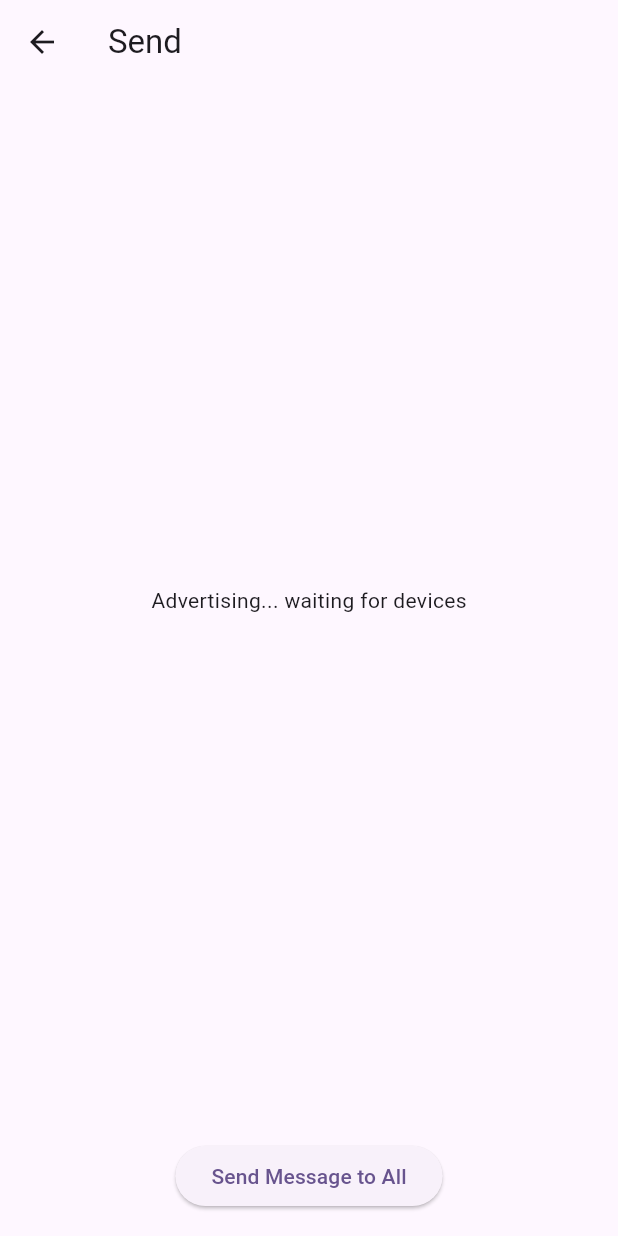
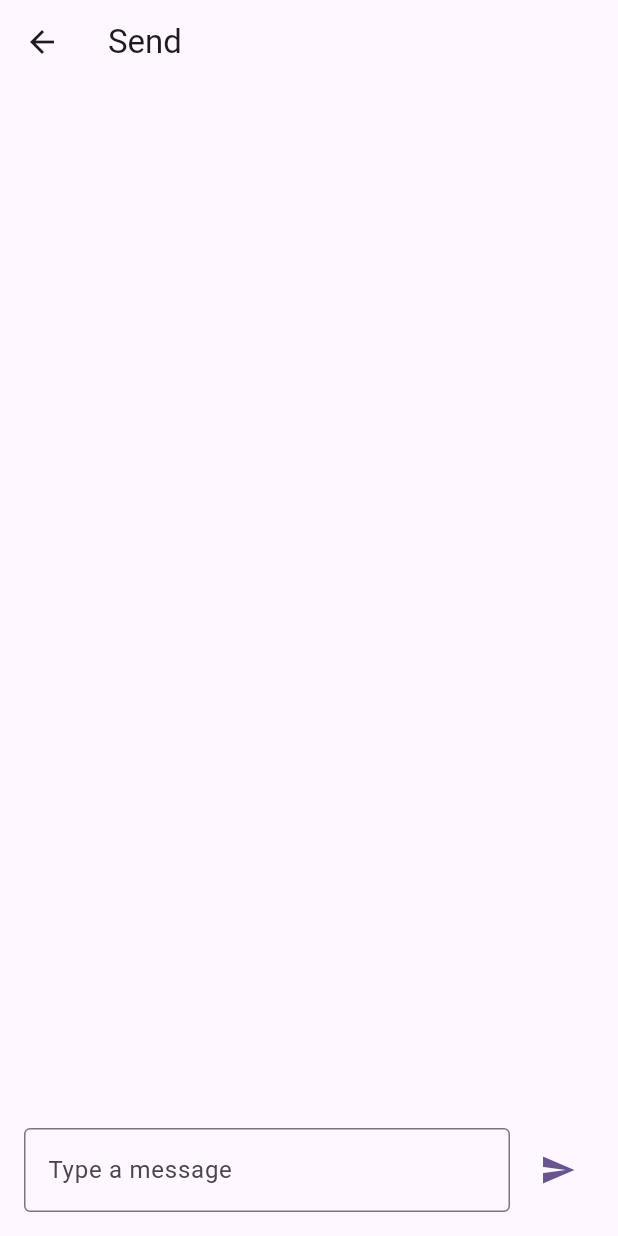
Before and after one commit to TobiD-RE/LocalCast, a Flutter app: the SendScreen screen opened directly, on a phone screen of 412 x 824 dp. Run offline on Flutter 3.47's test engine with Material 3 defaults, Android fonts, the light colour scheme and no system bars; our stand-ins replace permission_handler; missing offline and left inert: nearby_connections.

Commit message:
update sendscreen

```diff
--- a/lib/screens/send_screen.dart
+++ b/lib/screens/send_screen.dart
@@ -11,6 +11,10 @@ class SendScreen extends StatefulWidget{
 class _SendScreenState extends State<SendScreen> {
   final Strategy strategy = Strategy.P2P_STAR;
   final Map<String, ConnectionInfo> connectedDevices = {};
+  final TextEditingController _messageController = TextEditingController();
+  final ScrollController _scrollController = ScrollController();
+  List<String> messages = [];
+
 
   @override
   void initState() {
@@ -57,10 +61,27 @@ class _SendScreenState extends State<SendScreen> {
     );
   }
 
-  void sendMessageToAll(String message) {
-    final payload = Uint8List.fromList(message.codeUnits);
+  void sendMessageToAll() {
+    final text = _messageController.text.trim();
+    if (text.isEmpty) return;
+
+    final payload = Uint8List.fromList(text.codeUnits);
     connectedDevices.forEach((id, _){
       Nearby().sendBytesPayload(id, payload);
+    });
+
+    setState(() {
+      messages.add("You: $text");
+    });
+
+    _messageController.clear();
+
+    Future.delayed(Duration(milliseconds: 100), () {
+      _scrollController.animateTo(
+        _scrollController.position.maxScrollExtent,
+        duration: Duration(milliseconds: 300),
+        curve: Curves.easeOut,
+      );
     });
   }
 
@@ -78,10 +99,39 @@ class _SendScreenState extends State<SendScreen> {
       appBar: AppBar(title: Text('Send')),
       body: Column(
         children: [
-          Expanded(child: Center(child: Text("Advertising... waiting for devices")),),
-          Padding(padding: const EdgeInsets.all(16.0),
-          child: ElevatedButton(onPressed: () => sendMessageToAll("Hello"), child: Text("Send Message to All"),),
+          Expanded(
+            child: ListView.builder(
+              controller: _scrollController,
+              itemCount: messages.length,
+              itemBuilder: (context, index) {
+                return ListTile(
+                  title: Text(messages[index]),
+                );
+              },
+            ),
           ),
+          Padding(
+            padding: const EdgeInsets.all(16.0),
+            child: Row(
+              children: [
+                Expanded(
+                  child: TextField(
+                    controller: _messageController,
+                    decoration: InputDecoration(
+                      labelText: 'Type a message',
+                      border: OutlineInputBorder(),
+                    ),
+                  ),
+                ),
+                SizedBox(width: 8),
+                IconButton(
+                  icon: Icon(Icons.send),
+                  onPressed: sendMessageToAll,
+                  color: Theme.of(context).primaryColor,
+                )
+              ],
+            )
+          )
         ],
       ),
     );
```
Also changed, not shown: 4 other files.
